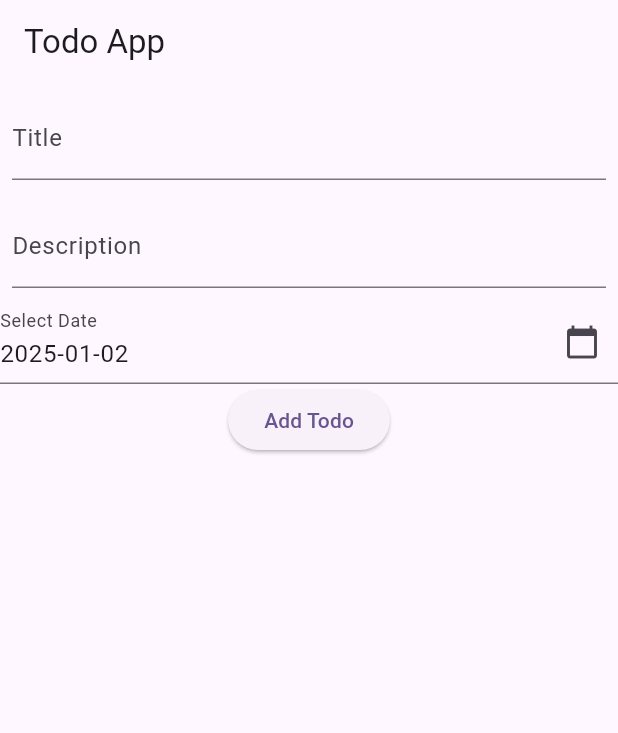
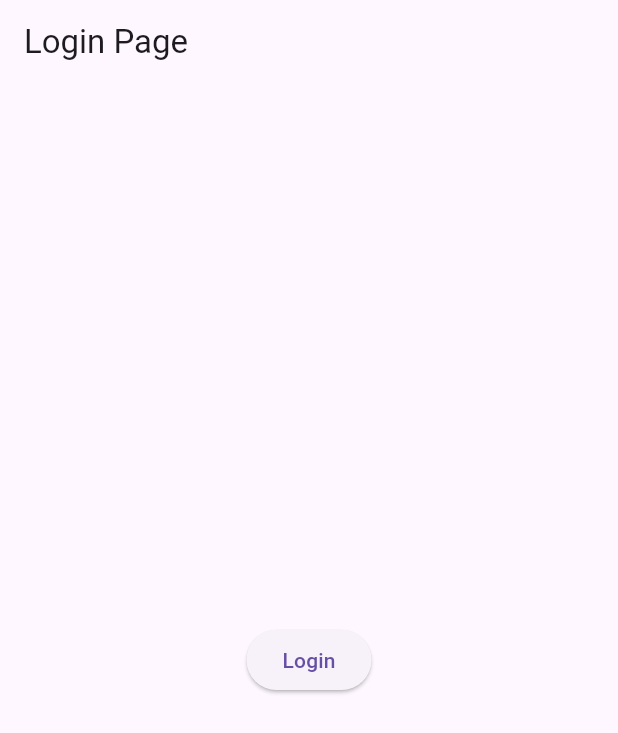
Before and after one commit to Pheung-Phya/shared-preferences, a Flutter app: the screen it shows after launch, on a phone screen of 412 x 824 dp. Shown: the top 733 px of the screen. Run offline on Flutter 3.47's test engine with Material 3 defaults, Android fonts, the phone set to English and light mode, and no system bars; our stand-ins replace get, get_storage, shared_preferences.

Commit message:
middleware

```diff
--- a/lib/main.dart
+++ b/lib/main.dart
@@ -1,23 +1,39 @@
 import 'package:flutter/material.dart';
 import 'package:get/get.dart';
-import 'package:share_preference/getstorage/view/todo_view.dart';
+import 'package:get_storage/get_storage.dart';
+import 'package:share_preference/middleware/home_page.dart';
+import 'package:share_preference/middleware/login_page.dart';
+import 'package:share_preference/middleware/splash_screen.dart';
+import 'middleware/auth_middleware.dart';
 
-void main() {
-  runApp(MyApp());
+void main() async {
+  await GetStorage.init();
+  runApp(const MyApp());
 }
 
 class MyApp extends StatelessWidget {
-  const MyApp({super.key});
+  const MyApp({Key? key}) : super(key: key);
 
   @override
   Widget build(BuildContext context) {
     return GetMaterialApp(
-      title: 'Flutter Demo',
-      theme: ThemeData(
-        colorScheme: ColorScheme.fromSeed(seedColor: Colors.deepPurple),
-        useMaterial3: true,
-      ),
-      home: TodoView(),
+      debugShowCheckedModeBanner: false,
+      initialRoute: '/splash',
+      getPages: [
+        GetPage(
+          name: '/splash',
+          page: () => SplashScreen(),
+        ),
+        GetPage(
+          name: '/home',
+          page: () => HomePage(),
+          middlewares: [AuthMiddleware()],
+        ),
+        GetPage(
+          name: '/login',
+          page: () => LoginPage(),
+        ),
+      ],
     );
   }
 }
--- /dev/null
+++ b/lib/middleware/auth_middleware.dart
@@ -0,0 +1,17 @@
+import 'package:flutter/widgets.dart';
+import 'package:get/get.dart';
+import 'package:get_storage/get_storage.dart';
+
+class AuthMiddleware extends GetMiddleware {
+  final GetStorage storage = GetStorage();
+
+  @override
+  RouteSettings? redirect(String? route) {
+    final isLoggedIn = storage.read('isLoggedIn') ?? false;
+
+    if (!isLoggedIn) {
+      return const RouteSettings(name: '/login');
+    }
+    return null; // Allow navigation if authenticated
+  }
+}
--- /dev/null
+++ b/lib/middleware/login_page.dart
@@ -0,0 +1,27 @@
+import 'package:flutter/material.dart';
+import 'package:get/get.dart';
+import 'package:get_storage/get_storage.dart';
+
+class LoginPage extends StatelessWidget {
+  final GetStorage storage = GetStorage();
+
+  LoginPage({Key? key}) : super(key: key);
+
+  void _login() {
+    storage.write('isLoggedIn', true);
+    Get.offNamed('/home');
+  }
+
+  @override
+  Widget build(BuildContext context) {
+    return Scaffold(
+      appBar: AppBar(title: const Text('Login Page')),
+      body: Center(
+        child: ElevatedButton(
+          onPressed: _login,
+          child: const Text('Login'),
+        ),
+      ),
+    );
+  }
+}
```
Also changed, not shown: lib/middleware/home_page.dart (added, +39 -0 lines), lib/middleware/splash_screen.dart (added, +50 -0 lines).
